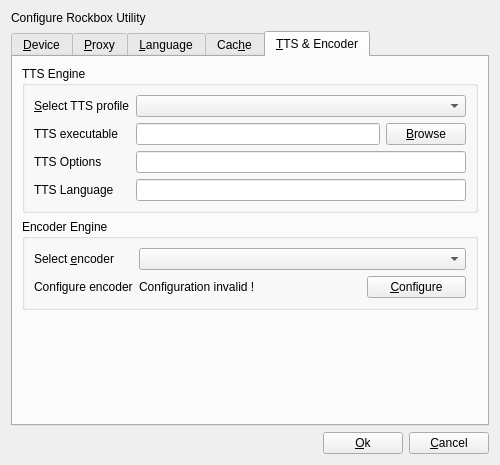
First picture: the form in rbutil/rbutilqt/configurefrm.ui, repository Rockbox-Chinese-Community/Rockbox-RCC, before the edit.
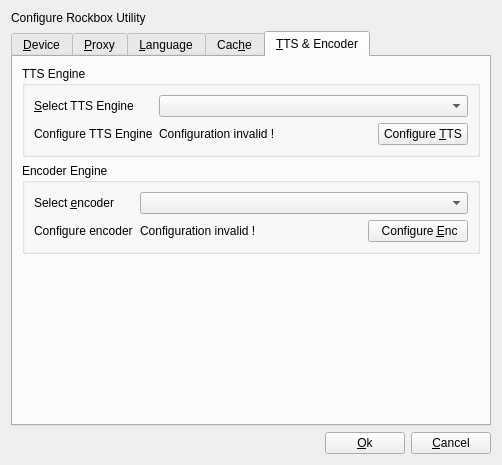
Second picture: the form after the edit. The open tabs and pages were chosen to show the change. Icons and pictures are not drawn.

Commit message: rbutil: reworked configuration of TTS engines to the new Style.

What changed in the file:
```diff
--- a/rbutil/rbutilqt/configurefrm.ui
+++ b/rbutil/rbutilqt/configurefrm.ui
@@ -358,8 +358,8 @@
       <attribute name="icon" >
        <iconset resource="rbutilqt.qrc" >:/icons/icons/audio-input-microphone.png</iconset>
       </attribute>
-      <layout class="QGridLayout" >
-       <item row="0" column="0" >
+      <layout class="QVBoxLayout" >
+       <item>
         <widget class="QGroupBox" name="groupBox_2" >
          <property name="title" >
           <string>TTS Engine</string>
@@ -368,66 +368,54 @@
           <item row="0" column="0" >
            <widget class="QLabel" name="labelTts" >
             <property name="text" >
-             <string>&amp;Select TTS profile</string>
+             <string>&amp;Select TTS Engine</string>
             </property>
             <property name="buddy" >
              <cstring>comboTts</cstring>
             </property>
            </widget>
           </item>
-          <item row="0" column="1" colspan="2" >
+          <item row="0" column="1" colspan="3" >
            <widget class="QComboBox" name="comboTts" />
           </item>
           <item row="1" column="0" >
            <widget class="QLabel" name="labelTtsExecutable" >
             <property name="text" >
-             <string>TTS executable</string>
-            </property>
-            <property name="buddy" >
-             <cstring>ttsExecutable</cstring>
+             <string>Configure TTS Engine</string>
             </property>
            </widget>
           </item>
           <item row="1" column="1" >
-           <widget class="QLineEdit" name="ttsExecutable" />
+           <widget class="QLabel" name="configTTSstatus" >
+            <property name="text" >
+             <string>Configuration invalid !</string>
+            </property>
+           </widget>
           </item>
           <item row="1" column="2" >
-           <widget class="QPushButton" name="browseTts" >
+           <widget class="QLabel" name="configTTSstatusimg" >
             <property name="text" >
-             <string>&amp;Browse</string>
+             <string/>
+            </property>
+            <property name="pixmap" >
+             <pixmap resource="rbutilqt.qrc" >:/icons/icons/dialog-error.png</pixmap>
+            </property>
+           </widget>
+          </item>
+          <item row="1" column="3" >
+           <widget class="QPushButton" name="configTts" >
+            <property name="text" >
+             <string>Configure &amp;TTS</string>
             </property>
             <property name="icon" >
              <iconset resource="rbutilqt.qrc" >:/icons/icons/edit-find.png</iconset>
             </property>
            </widget>
           </item>
-          <item row="2" column="0" >
-           <widget class="QLabel" name="labelTtsOptions" >
-            <property name="text" >
-             <string>TTS Options</string>
-            </property>
-            <property name="buddy" >
-             <cstring>ttsOptions</cstring>
-            </property>
-           </widget>
-          </item>
-          <item row="2" column="1" colspan="2" >
-           <widget class="QLineEdit" name="ttsOptions" />
-          </item>
-          <item row="3" column="0" >
-           <widget class="QLabel" name="ttsLanguageLabel" >
-            <property name="text" >
-             <string>TTS Language</string>
-            </property>
-           </widget>
-          </item>
-          <item row="3" column="1" colspan="2" >
-           <widget class="QLineEdit" name="ttsLanguage" />
-          </item>
          </layout>
         </widget>
        </item>
-       <item row="1" column="0" >
+       <item>
         <widget class="QGroupBox" name="groupBox_3" >
          <property name="title" >
           <string>Encoder Engine</string>
@@ -473,7 +461,7 @@
           <item row="1" column="3" >
            <widget class="QPushButton" name="configEncoder" >
             <property name="text" >
-             <string>&amp;Configure</string>
+             <string> Configure &amp;Enc</string>
             </property>
             <property name="icon" >
              <iconset resource="rbutilqt.qrc" >:/icons/icons/edit-find.png</iconset>
@@ -483,15 +471,15 @@
          </layout>
         </widget>
        </item>
-       <item row="2" column="0" >
+       <item>
         <spacer>
          <property name="orientation" >
           <enum>Qt::Vertical</enum>
          </property>
          <property name="sizeHint" >
           <size>
-           <width>226</width>
-           <height>51</height>
+           <width>458</width>
+           <height>131</height>
           </size>
          </property>
         </spacer>
```
Left out of the diff: 4 changed lines with no effect on the pictures. The commit also changes 12 other files.
